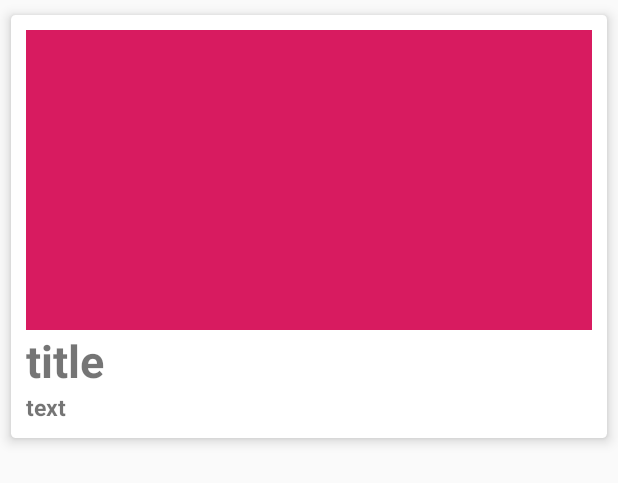
After one commit to heonamjun/pikoproject, an Android app: the layout cardview.xml on its own in the app's theme, with its tools: preview values and no code run, on a phone screen of 412 x 824 dp. The commit adds this screen. Shown: the top 483 px of the screen. Run offline under Robolectric (Android 15) with nearby library versions, the phone set to English and light mode, and no system bars.

Commit message:
중간정검

```diff
--- a/app/src/main/AndroidManifest.xml
+++ b/app/src/main/AndroidManifest.xml
@@ -1,6 +1,7 @@
 <?xml version="1.0" encoding="utf-8"?>
 <manifest xmlns:android="http://schemas.android.com/apk/res/android"
     package="com.example.pikoproject">
+<uses-permission android:name="android.permission.INTERNET"/>
 
     <application
         android:allowBackup="true"
--- /dev/null
+++ b/app/src/main/res/layout/cardview.xml
@@ -0,0 +1,52 @@
+<?xml version="1.0" encoding="utf-8"?>
+<LinearLayout
+    xmlns:android="http://schemas.android.com/apk/res/android"
+    xmlns:app="http://schemas.android.com/apk/res-auto"
+    android:layout_width="match_parent"
+    android:layout_height="wrap_content"
+    android:orientation="vertical">
+
+
+    <android.support.v7.widget.CardView
+        android:id="@+id/cardview"
+        android:layout_width="match_parent"
+        android:layout_height="wrap_content"
+        android:layout_margin="1dp"
+        app:cardUseCompatPadding="true"
+        app:cardElevation="5dp"
+        app:cardCornerRadius="3dp">
+
+        <LinearLayout
+            android:layout_width="match_parent"
+            android:layout_height="wrap_content"
+            android:padding="10dp"
+            android:orientation="vertical">
+
+
+            <ImageView
+                android:id="@+id/drama_image"
+                android:scaleType="fitXY"
+                android:layout_width="match_parent"
+                android:layout_height="200dp"
+                app:srcCompat="@color/colorAccent" />
+
+            <TextView
+                android:id="@+id/drama_title"
+                android:layout_width="match_parent"
+                android:layout_height="wrap_content"
+                android:text="title"
+                android:textStyle="bold"
+                android:textSize="30dp"/>
+
+            <TextView
+                android:id="@+id/drama_text"
+                android:layout_width="match_parent"
+                android:layout_height="wrap_content"
+                android:text="text"
+                android:textStyle="bold"
+                android:textSize="15dp"/>
+
+
+        </LinearLayout>
+    </android.support.v7.widget.CardView>
+</LinearLayout>
--- a/build.gradle
+++ b/build.gradle
@@ -8,7 +8,7 @@ buildscript {
     }
     dependencies {
         classpath 'com.android.tools.build:gradle:3.3.2'
-        classpath 'com.google.gms:google-services:4.1.0'
+        classpath 'com.google.gms:google-services:4.2.0'
         // NOTE: Do not place your application dependencies here; they belong
         // in the individual module build.gradle files
     }
```
Also changed, not shown: app/build.gradle (+7 -2 lines), app/src/main/java/com/example/pikoproject/MainActivity.java (+66 -1 lines), app/src/main/java/com/example/pikoproject/adapter.java (added, +55 -0 lines), app/src/main/java/com/example/pikoproject/item.java (added, +39 -0 lines), app/src/main/res/layout/activity_main.xml (+11 -11 lines), gradle/wrapper/gradle-wrapper.properties.
